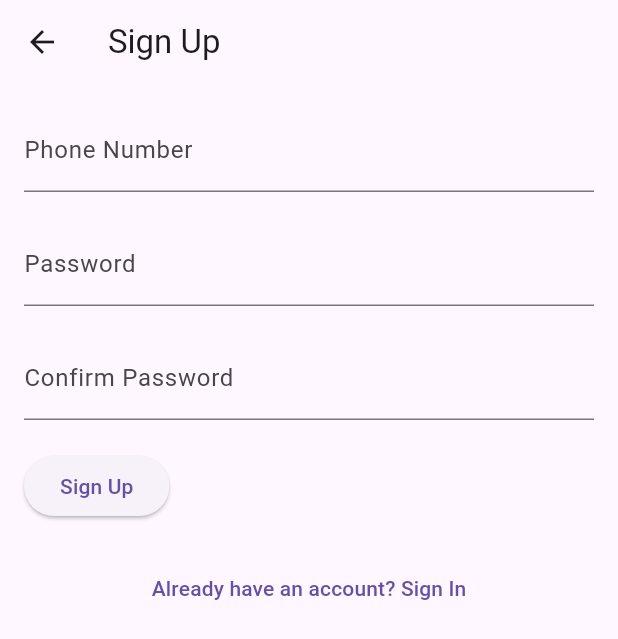
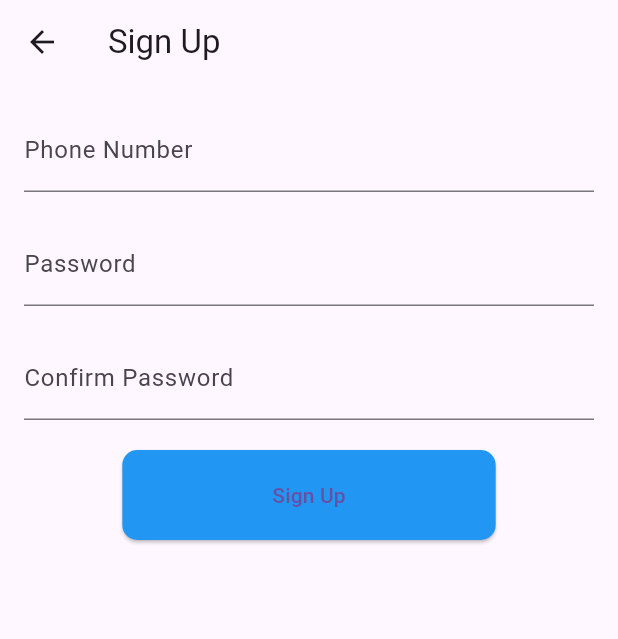
Before and after one commit to johnassefatheeth/eqube, a Flutter app: the screen it shows after launch, after a tap on "Sign In", after a tap on "Sign Up", on a phone screen of 412 x 824 dp. Shown: the top 639 px of the screen. Run offline on Flutter 3.47's test engine with Material 3 defaults, Android fonts, the phone set to English and light mode, and no system bars.

Commit message:
making the first pages

```diff
--- a/lib/pages/auth/signin.dart
+++ b/lib/pages/auth/signin.dart
@@ -9,26 +9,26 @@ class SignInPage extends StatefulWidget {
 
 class _SignInPageState extends State<SignInPage> {
   final _formKey = GlobalKey<FormState>();
-  final _phoneController = TextEditingController();
+  final _emailController = TextEditingController();
   final _passwordController = TextEditingController();
 
-  String? _phoneError;
+  String? _emailError;
   String? _passwordError;
 
   void _signIn() {
     if (_formKey.currentState?.validate() ?? false) {
       // Perform the sign-in logic here (e.g., authenticate with a server)
-      print('Signing in with phone: ${_phoneController.text} and password: ${_passwordController.text}');
+      print('Signing in with email: ${_emailController.text} and password: ${_passwordController.text}');
     }
   }
 
-  String? _validatePhone(String? value) {
+  String? _validateEmail(String? value) {
     if (value == null || value.isEmpty) {
-      return 'Phone number is required';
+      return 'Email is required';
     }
-    final phoneRegExp = RegExp(r'^\+251\d{9}$');
-    if (!phoneRegExp.hasMatch(value)) {
-      return 'Please enter a valid Ethiopian phone number starting with +251';
+    final emailRegExp = RegExp(r'^[a-zA-Z0-9._%+-]+@[a-zA0-9.-]+\.[a-zA-Z]{2,}$');
+    if (!emailRegExp.hasMatch(value)) {
+      return 'Please enter a valid email';
     }
     return null;
   }
@@ -56,16 +56,19 @@ class _SignInPageState extends State<SignInPage> {
           child: Column(
             crossAxisAlignment: CrossAxisAlignment.start,
             children: <Widget>[
+              // Email input field
               TextFormField(
-                controller: _phoneController,
+                controller: _emailController,
                 decoration: InputDecoration(
-                  labelText: 'Phone Number',
-                  hintText: 'Enter your phone number',
+                  labelText: 'Email',
+                  hintText: 'Enter your email',
                 ),
-                keyboardType: TextInputType.phone,
-                validator: _validatePhone,
+                keyboardType: TextInputType.emailAddress,
+                validator: _validateEmail,
               ),
               SizedBox(height: 20),
+
+              // Password input field
               TextFormField(
                 controller: _passwordController,
                 decoration: InputDecoration(
@@ -76,11 +79,27 @@ class _SignInPageState extends State<SignInPage> {
                 validator: _validatePassword,
               ),
               SizedBox(height: 20),
-              ElevatedButton(
-                onPressed: _signIn,
-                child: Text('Sign In'),
+
+              // Sign In button with the same styling as Sign Up button
+              Center(
+                child: ElevatedButton(
+                  onPressed: _signIn,
+                  child: Text(
+                    'Sign In',
+                    style: TextStyle(fontSize: 20),
+                  ),
+                  style: ElevatedButton.styleFrom(
+                    backgroundColor: Colors.blue, // Same color as the sign-up button
+                    padding: EdgeInsets.symmetric(horizontal: 100, vertical: 20),
+                    shape: RoundedRectangleBorder(
+                      borderRadius: BorderRadius.circular(10),
+                    ),
+                  ),
+                ),
               ),
               SizedBox(height: 20),
+
+              // Row for Sign Up and Forgot Password links
               Row(
                 mainAxisAlignment: MainAxisAlignment.center,
                 children: <Widget>[
@@ -88,7 +107,7 @@ class _SignInPageState extends State<SignInPage> {
                     onPressed: () {
                       Navigator.push(
                         context,
-                        MaterialPageRoute(builder: (context) =>const SignUpPage()),
+                        MaterialPageRoute(builder: (context) => SignUpPage()),
                       );
                     },
                     child: Text('Sign Up'),
--- a/lib/pages/auth/signup.dart
+++ b/lib/pages/auth/signup.dart
@@ -1,3 +1,4 @@
+import 'package:ekube/pages/auth/verification.dart';
 import 'package:flutter/material.dart';
 
 class SignUpPage extends StatefulWidget {
@@ -13,9 +14,7 @@ class _SignUpPageState extends State<SignUpPage> {
   final _passwordController = TextEditingController();
   final _confirmPasswordController = TextEditingController();
 
-  String? _phoneError;
-  String? _passwordError;
-  String? _confirmPasswordError;
+  bool _isLoading = false;
 
   // Validate phone number for Ethiopian format
   String? _validatePhone(String? value) {
@@ -43,7 +42,7 @@ class _SignUpPageState extends State<SignUpPage> {
   // Validate confirm password
   String? _validateConfirmPassword(String? value) {
     if (value == null || value.isEmpty) {
-      return 'Please confirm your password';
+      return 'Confirm password is required';
     }
     if (value != _passwordController.text) {
       return 'Passwords do not match';
@@ -51,10 +50,27 @@ class _SignUpPageState extends State<SignUpPage> {
     return null;
   }
 
+  // Handle the sign-up process
   void _signUp() {
     if (_formKey.currentState?.validate() ?? false) {
-      // Perform the sign-up logic here (e.g., send data to server)
-      print('Sign Up with phone: ${_phoneController.text}, password: ${_passwordController.text}');
+      setState(() {
+        _isLoading = true;
+      });
+
+      // Simulate a network request (e.g., sign-up logic)
+      Future.delayed(Duration(seconds: 2), () {
+        setState(() {
+          _isLoading = false;
+        });
+
+        // Once the sign-up process is done, navigate to the verification page
+        Navigator.push(
+          context,
+          MaterialPageRoute(
+            builder: (context) => VerificationPage(),
+          ),
+        );
+      });
     }
   }
 
@@ -71,6 +87,7 @@ class _SignUpPageState extends State<SignUpPage> {
           child: Column(
             crossAxisAlignment: CrossAxisAlignment.start,
             children: <Widget>[
+              // Phone number input field
               TextFormField(
                 controller: _phoneController,
                 decoration: InputDecoration(
@@ -81,6 +98,8 @@ class _SignUpPageState extends State<SignUpPage> {
                 validator: _validatePhone,
               ),
               SizedBox(height: 20),
+
+              // Password input field
               TextFormField(
                 controller: _passwordController,
                 decoration: InputDecoration(
@@ -91,6 +110,8 @@ class _SignUpPageState extends State<SignUpPage> {
                 validator: _validatePassword,
               ),
               SizedBox(height: 20),
+
+              // Confirm password input field
               TextFormField(
                 controller: _confirmPasswordController,
                 decoration: InputDecoration(
@@ -101,21 +122,22 @@ class _SignUpPageState extends State<SignUpPage> {
                 validator: _validateConfirmPassword,
               ),
               SizedBox(height: 20),
-              ElevatedButton(
-                onPressed: _signUp,
-                child: Text('Sign Up'),
-              ),
-              SizedBox(height: 20),
-              Row(
-                mainAxisAlignment: MainAxisAlignment.center,
-                children: <Widget>[
-                  TextButton(
-                    onPressed: () {
-                      Navigator.pop(context); // Go back to Sign In page
-                    },
-                    child: Text('Already have an account? Sign In'),
-                  ),
-                ],
+
+              // Sign up button
+              Center(
+                child: _isLoading
+                    ? CircularProgressIndicator()
+                    : ElevatedButton(
+                        onPressed: _signUp,
+                        child: Text('Sign Up'),
+                        style: ElevatedButton.styleFrom(
+                          backgroundColor: Colors.blue,
+                          padding: EdgeInsets.symmetric(horizontal: 100, vertical: 20),
+                          shape: RoundedRectangleBorder(
+                            borderRadius: BorderRadius.circular(10),
+                          ),
+                        ),
+                      ),
               ),
             ],
           ),
```
Also changed, not shown: lib/pages/auth/forgotpass.dart (+6 -5 lines), lib/pages/auth/verification.dart (+175 -0 lines).
